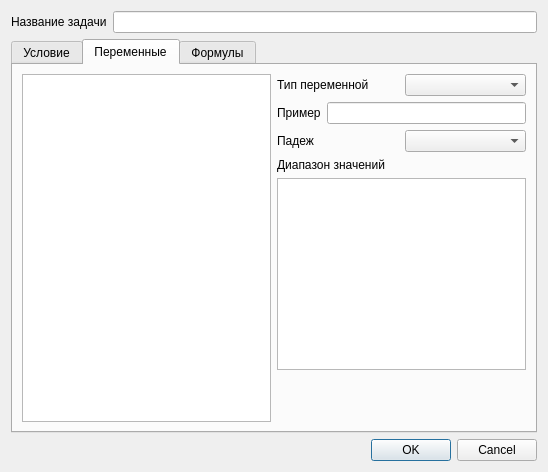
Qt form maketask/task.ui (grigvlwork/py_prog) before a commit.
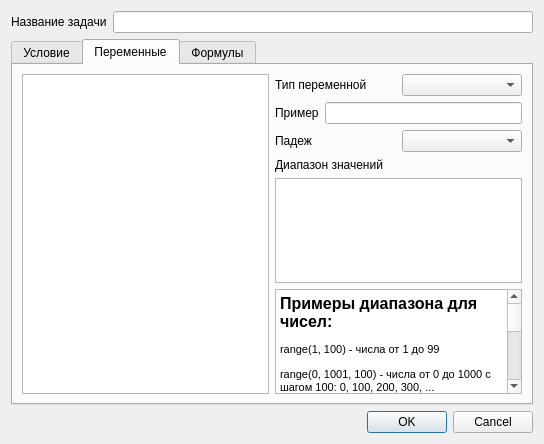
The same form after that commit. The open tabs and pages were chosen to show the change.

What changed in the file:
```diff
--- a/maketask/task.ui
+++ b/maketask/task.ui
@@ -6,8 +6,8 @@
    <rect>
     <x>0</x>
     <y>0</y>
-    <width>548</width>
-    <height>472</height>
+    <width>544</width>
+    <height>444</height>
    </rect>
   </property>
   <property name="windowTitle">
@@ -112,6 +112,24 @@
            </item>
           </layout>
          </item>
+         <item>
+          <widget class="QTextBrowser" name="textBrowser">
+           <property name="html">
+            <string>&lt;!DOCTYPE HTML PUBLIC &quot;-//W3C//DTD HTML 4.0//EN&quot; &quot;http://www.w3.org/TR/REC-html40/strict.dtd&quot;&gt;
+&lt;html&gt;&lt;head&gt;&lt;meta name=&quot;qrichtext&quot; content=&quot;1&quot; /&gt;&lt;style type=&quot;text/css&quot;&gt;
+p, li { white-space: pre-wrap; }
+&lt;/style&gt;&lt;/head&gt;&lt;body style=&quot; font-family:'MS Shell Dlg 2'; font-size:8.25pt; font-weight:400; font-style:normal;&quot;&gt;
+&lt;p style=&quot; margin-top:12px; margin-bottom:12px; margin-left:0px; margin-right:0px; -qt-block-indent:0; text-indent:0px;&quot;&gt;&lt;span style=&quot; font-size:12pt; font-weight:600;&quot;&gt;Примеры диапазона для чисел:&lt;/span&gt;&lt;/p&gt;
+&lt;p style=&quot; margin-top:12px; margin-bottom:12px; margin-left:0px; margin-right:0px; -qt-block-indent:0; text-indent:0px;&quot;&gt;range(1, 100) - числа от 1 до 99&lt;/p&gt;
+&lt;p style=&quot; margin-top:12px; margin-bottom:12px; margin-left:0px; margin-right:0px; -qt-block-indent:0; text-indent:0px;&quot;&gt;range(0, 1001, 100) - числа от 0 до 1000 с шагом 100: 0, 100, 200, 300, ...&lt;/p&gt;
+&lt;p style=&quot; margin-top:12px; margin-bottom:12px; margin-left:0px; margin-right:0px; -qt-block-indent:0; text-indent:0px;&quot;&gt;[1, 8, 13] - конкретные числа&lt;/p&gt;
+&lt;p style=&quot; margin-top:12px; margin-bottom:12px; margin-left:0px; margin-right:0px; -qt-block-indent:0; text-indent:0px;&quot;&gt;&lt;span style=&quot; font-size:12pt; font-weight:600;&quot;&gt;Пример диапазона для текста:&lt;/span&gt;&lt;/p&gt;
+&lt;p style=&quot; margin-top:12px; margin-bottom:12px; margin-left:0px; margin-right:0px; -qt-block-indent:0; text-indent:0px;&quot;&gt;[&amp;quot;Ваня&amp;quot;, &amp;quot;Петя&amp;quot;, &amp;quot;Рома&amp;quot;]&lt;/p&gt;
+&lt;p style=&quot; margin-top:12px; margin-bottom:12px; margin-left:0px; margin-right:0px; -qt-block-indent:0; text-indent:0px;&quot;&gt;&lt;br /&gt;&lt;/p&gt;
+&lt;p style=&quot; margin-top:12px; margin-bottom:12px; margin-left:0px; margin-right:0px; -qt-block-indent:0; text-indent:0px;&quot;&gt;&lt;br /&gt;&lt;/p&gt;&lt;/body&gt;&lt;/html&gt;</string>
+           </property>
+          </widget>
+         </item>
          <item>
           <spacer name="verticalSpacer">
            <property name="orientation">
```
